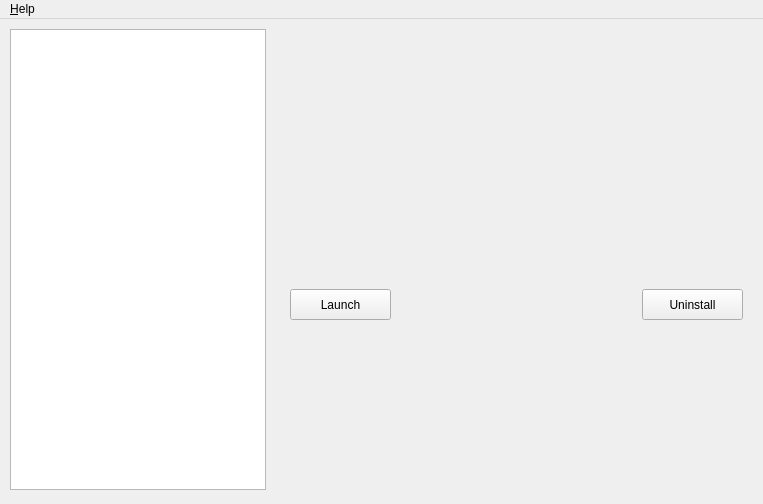
The window that mainwindow.ui (Aztorius/goglauncher) describes before a commit, drawn with Qt 5.
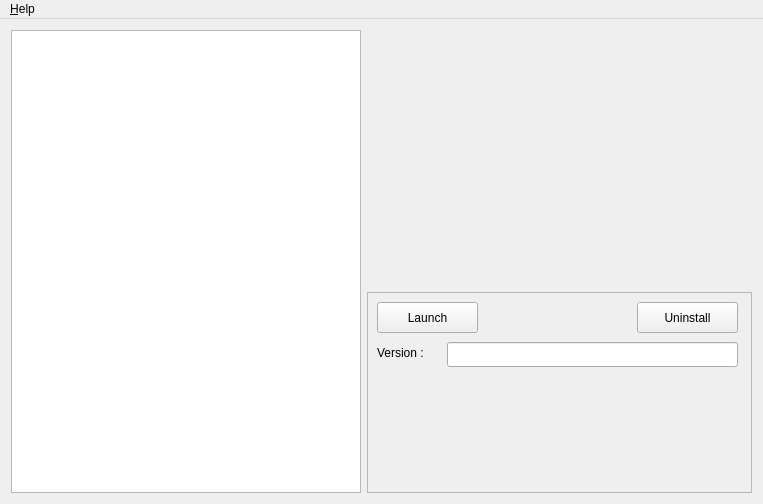
The same window after the commit.

What changed in the file:
```diff
--- a/mainwindow.ui
+++ b/mainwindow.ui
@@ -14,14 +14,14 @@
    <string>MainWindow</string>
   </property>
   <widget class="QWidget" name="centralWidget">
+   <layout class="QGridLayout" name="gridLayout">
+    <item row="0" column="0" rowspan="2">
    <widget class="QListWidget" name="gameList">
-    <property name="geometry">
-     <rect>
-      <x>10</x>
-      <y>10</y>
-      <width>256</width>
-      <height>461</height>
-     </rect>
+      <property name="maximumSize">
+       <size>
+        <width>350</width>
+        <height>16777215</height>
+       </size>
     </property>
     <property name="iconSize">
      <size>
@@ -30,14 +30,14 @@
      </size>
     </property>
    </widget>
+    </item>
+    <item row="0" column="1">
    <widget class="QLabel" name="label_gameIcon">
-    <property name="geometry">
-     <rect>
-      <x>273</x>
-      <y>10</y>
-      <width>481</width>
-      <height>241</height>
-     </rect>
+      <property name="minimumSize">
+       <size>
+        <width>256</width>
+        <height>256</height>
+       </size>
     </property>
     <property name="text">
      <string/>
@@ -46,11 +46,20 @@
      <set>Qt::AlignCenter</set>
     </property>
    </widget>
+    </item>
+    <item row="1" column="1">
+     <widget class="QFrame" name="frame">
+      <property name="frameShape">
+       <enum>QFrame::StyledPanel</enum>
+      </property>
+      <property name="frameShadow">
+       <enum>QFrame::Raised</enum>
+      </property>
    <widget class="QPushButton" name="launch">
     <property name="geometry">
      <rect>
-      <x>290</x>
-      <y>270</y>
+         <x>10</x>
+         <y>10</y>
       <width>101</width>
       <height>31</height>
      </rect>
@@ -62,8 +71,8 @@
    <widget class="QPushButton" name="uninstall">
     <property name="geometry">
      <rect>
-      <x>642</x>
-      <y>270</y>
+         <x>270</x>
+         <y>10</y>
       <width>101</width>
       <height>31</height>
      </rect>
@@ -72,6 +81,35 @@
      <string>Uninstall</string>
     </property>
    </widget>
+      <widget class="QLineEdit" name="version">
+       <property name="geometry">
+        <rect>
+         <x>80</x>
+         <y>50</y>
+         <width>291</width>
+         <height>25</height>
+        </rect>
+       </property>
+       <property name="readOnly">
+        <bool>true</bool>
+       </property>
+      </widget>
+      <widget class="QLabel" name="label">
+       <property name="geometry">
+        <rect>
+         <x>10</x>
+         <y>50</y>
+         <width>71</width>
+         <height>21</height>
+        </rect>
+       </property>
+       <property name="text">
+        <string>Version :</string>
+       </property>
+      </widget>
+     </widget>
+    </item>
+   </layout>
   </widget>
   <widget class="QMenuBar" name="menuBar">
    <property name="geometry">
```
Lines whose indentation alone changed are shown as unchanged.
